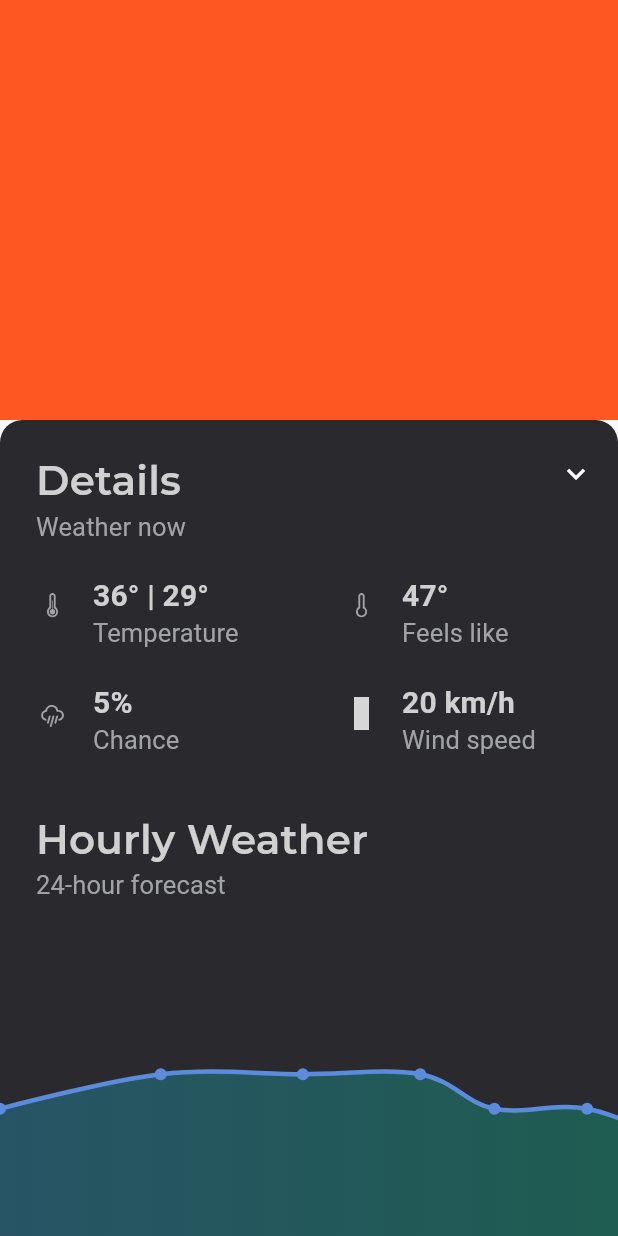
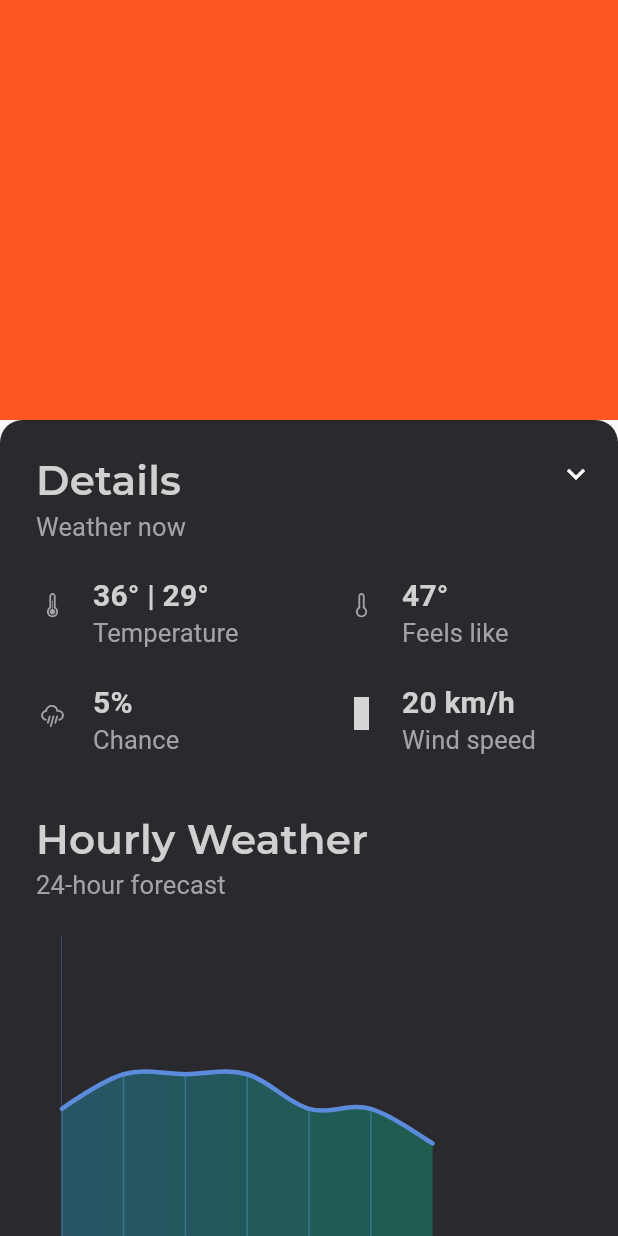
Before and after one commit to paul-ube/axxilla_demo, a Flutter app: the WeatherScreen screen opened directly, on a phone screen of 412 x 824 dp. Run offline on Flutter 3.47's test engine with Material 2 defaults, Android fonts, the light colour scheme and no system bars; drawn by our look-alikes of expandable, fl_chart; our stand-ins replace flutter_dotenv, flutter_feather_icons, google_fonts, google_nav_bar, line_awesome_icons, line_icons and 7 more; grey boxes are pictures that could not be loaded.

Commit message:
- draft for weather app (inspired by OverDrop)

```diff
--- a/lib/ui/screens/studies/overdrop_clone/widgets/hourly_weather_section.dart
+++ b/lib/ui/screens/studies/overdrop_clone/widgets/hourly_weather_section.dart
@@ -1,5 +1,6 @@
 import 'package:axxilla_demo/ui/screens/studies/overdrop_clone/overdrop_colors.dart';
 import 'package:fl_chart/fl_chart.dart';
+import 'package:flutter/cupertino.dart';
 import 'package:flutter/material.dart';
 
 import 'header.dart';
@@ -94,7 +95,7 @@ class __LineChartState extends State<_LineChart> {
 
       gridData: FlGridData(
         show: true,
-        drawVerticalLine: false,
+        drawVerticalLine: true,
         drawHorizontalLine: false,
         getDrawingHorizontalLine: (value) {
           return FlLine(
@@ -166,7 +167,7 @@ class __LineChartState extends State<_LineChart> {
       ),
       borderData: FlBorderData(
           show: false,
-          border: Border.all(color: const Color(0xff37434d), width: 1)),
+          border: Border.all(color: const Color(0xff37434d), width: 1, style: BorderStyle.none)),
       minX: 0,
       maxX: 7,
       minY: 30,
@@ -174,20 +175,24 @@ class __LineChartState extends State<_LineChart> {
       lineBarsData: [
         LineChartBarData(
           spots: [
-            FlSpot(0, 35),
-            FlSpot(2.6, 36),
-            FlSpot(4.9, 36),
-            FlSpot(6.8, 36),
-            FlSpot(8, 35),
-            FlSpot(9.5, 35),
-            FlSpot(11, 34),
+            FlSpot(1, 35),
+            FlSpot(2, 36),
+            FlSpot(3, 36),
+            FlSpot(4, 36),
+            FlSpot(5, 35),
+            FlSpot(6, 35),
+            FlSpot(7, 34),
           ],
           isCurved: true,
           colors: [OverDropColors.blue],
           barWidth: 3,
           isStrokeCapRound: true,
+          aboveBarData: BarAreaData(
+            show: true,
+            colors: [OverDropColors.background]
+          ),
           dotData: FlDotData(
-            show: true,
+            show: false,
           ),
           belowBarData: BarAreaData(
             show: true,
```
